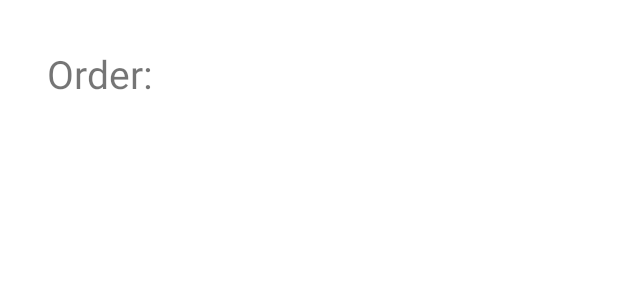
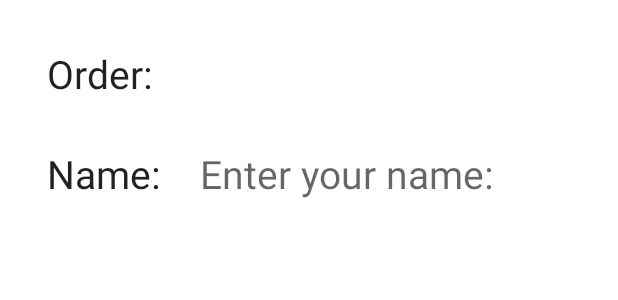
Before and after one commit to Shamsunnaharafifa/AndroidDroidCafeApp, an Android app: the layout activity_order.xml on its own in the app's theme, with its tools: preview values and no code run, on a phone screen of 412 x 824 dp. Shown: the top 300 px of the screen. Run offline under Robolectric (Android 15) with nearby library versions, the phone set to English and light mode, and no system bars.

Commit message:
text entry attribute in activity order layout

```diff
--- a/AndroidDroidCafeApp/app/src/main/java/com/example/afifa123/androiddroidcafeapp/MainActivity.kt
+++ b/AndroidDroidCafeApp/app/src/main/java/com/example/afifa123/androiddroidcafeapp/MainActivity.kt
@@ -10,7 +10,7 @@ import com.google.android.material.appbar.MaterialToolbar
 import com.google.android.material.floatingactionbutton.FloatingActionButton
 
 class MainActivity : AppCompatActivity() {
-    public val EXTRA_MESSAGE = "com.example.android.droidcafe.extra.MESSAGE"
+    private var EXTRA_MESSAGE = "com.example.android.droidcafe.extra.MESSAGE"
     private lateinit var mOrderMessage:String
 
     override fun onCreate(savedInstanceState: Bundle?) {
--- a/AndroidDroidCafeApp/app/src/main/res/layout/activity_order.xml
+++ b/AndroidDroidCafeApp/app/src/main/res/layout/activity_order.xml
@@ -8,6 +8,7 @@
     tools:context=".OrderActivity">
 
     <com.google.android.material.textview.MaterialTextView
+        style="@style/Widget.MaterialComponents.TextInputLayout.OutlinedBox"
         android:id="@+id/order_text_view"
         android:layout_width="wrap_content"
         android:layout_height="wrap_content"
@@ -18,6 +19,42 @@
         android:textSize="@dimen/_20ssp"
         app:layout_constraintStart_toStartOf="parent"
         app:layout_constraintTop_toTopOf="parent"
-        />
+        >
+
+    </com.google.android.material.textview.MaterialTextView>
+
+   <com.google.android.material.textview.MaterialTextView
+       style="@style/Widget.MaterialComponents.TextInputLayout.OutlinedBox"
+       android:id="@+id/name_level_text_view"
+       android:layout_width="wrap_content"
+       android:layout_height="wrap_content"
+       android:text="@string/name_label_text"
+       android:textSize="@dimen/_20ssp"
+       android:layout_marginStart="@dimen/_24sdp"
+       android:layout_marginLeft="@dimen/_24sdp"
+       android:layout_marginTop="@dimen/_24sdp"
+       app:layout_constraintStart_toStartOf="parent"
+       app:layout_constraintTop_toBottomOf="@id/order_text_view"
+       >
+
+   </com.google.android.material.textview.MaterialTextView>
+
+    <com.google.android.material.textfield.TextInputEditText
+        style="@style/Widget.MaterialComponents.TextInputLayout.OutlinedBox"
+        android:layout_width="0dp"
+        android:layout_height="wrap_content"
+        android:layout_marginStart="@dimen/_8sdp"
+        android:layout_marginTop="@dimen/_20sdp"
+        android:ems="10"
+        android:hint="@string/name_label_edit_text"
+        android:inputType="textPersonName"
+        android:textSize="@dimen/_20ssp"
+        app:layout_constraintBaseline_toBaselineOf="@id/name_level_text_view"
+        app:layout_constraintStart_toEndOf="@id/name_level_text_view"
+        app:layout_constraintTop_toBottomOf="@id/order_text_view">
+
+    </com.google.android.material.textfield.TextInputEditText>
+
+
 
 </androidx.constraintlayout.widget.ConstraintLayout>
--- a/AndroidDroidCafeApp/app/src/main/res/values/strings.xml
+++ b/AndroidDroidCafeApp/app/src/main/res/values/strings.xml
@@ -8,5 +8,7 @@
     <string name="ice_order_message">You ordered an ice cream sandwich.</string>
     <string name="froyo_order_message">You ordered a FroYo.</string>
     <string name="order_label_text">Order:</string>
+    <string name="name_label_text">Name:</string>
+    <string name="name_label_edit_text">Enter your name: </string>
 
 </resources>
```
Also changed, not shown: AndroidDroidCafeApp/app/src/main/java/com/example/afifa123/androiddroidcafeapp/OrderActivity.kt (+5 -4 lines), AndroidDroidCafeApp/app/src/main/res/drawable/ic_address.xml (added, +9 -0 lines), AndroidDroidCafeApp/app/src/main/res/drawable/ic_note.xml (added, +9 -0 lines), AndroidDroidCafeApp/app/src/main/res/drawable/ic_phone_android.xml (added, +9 -0 lines), AndroidDroidCafeApp/app/src/main/res/drawable/ic_shopping_cart.xml (added, +9 -0 lines).
